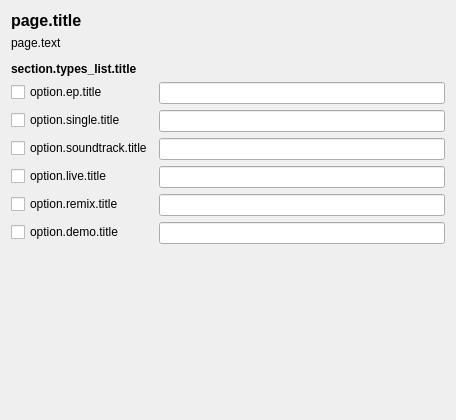
Above: options_release_type_in_title.ui from rdswift/picard-plugin-release-type-in-title before the change. Below: the same form after it.
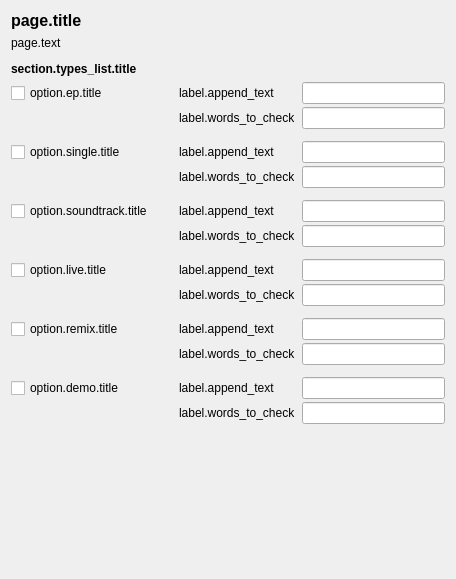
That is the form after the change.

Commit message: Allow user-defined match words

Patch:
```diff
--- a/options_release_type_in_title.ui
+++ b/options_release_type_in_title.ui
@@ -7,7 +7,7 @@
     <x>0</x>
     <y>0</y>
     <width>456</width>
-    <height>420</height>
+    <height>579</height>
    </rect>
   </property>
   <property name="minimumSize">
@@ -90,10 +90,45 @@
     </widget>
    </item>
    <item>
-    <layout class="QFormLayout" name="formLayout">
+    <layout class="QGridLayout" name="gridLayout">
      <property name="topMargin">
       <number>0</number>
      </property>
+     <property name="bottomMargin">
+      <number>0</number>
+     </property>
+     <property name="verticalSpacing">
+      <number>3</number>
+     </property>
+     <item row="4" column="2">
+      <widget class="QLineEdit" name="words_single"/>
+     </item>
+     <item row="3" column="2">
+      <widget class="QLineEdit" name="add_text_single"/>
+     </item>
+     <item row="14" column="2">
+      <widget class="QLineEdit" name="words_remix"/>
+     </item>
+     <item row="3" column="0">
+      <widget class="QCheckBox" name="cb_single">
+       <property name="text">
+        <string>option.single.title</string>
+       </property>
+      </widget>
+     </item>
+     <item row="0" column="1">
+      <widget class="QLabel" name="label_7">
+       <property name="text">
+        <string>label.append_text</string>
+       </property>
+       <property name="indent">
+        <number>20</number>
+       </property>
+      </widget>
+     </item>
+     <item row="0" column="2">
+      <widget class="QLineEdit" name="add_text_ep"/>
+     </item>
      <item row="0" column="0">
       <widget class="QCheckBox" name="cb_ep">
        <property name="text">
@@ -101,58 +136,247 @@
        </property>
       </widget>
      </item>
-     <item row="0" column="1">
-      <widget class="QLineEdit" name="add_text_ep"/>
+     <item row="10" column="1">
+      <widget class="QLabel" name="label_4">
+       <property name="text">
+        <string>label.words_to_check</string>
+       </property>
+       <property name="indent">
+        <number>20</number>
+       </property>
+      </widget>
      </item>
-     <item row="1" column="0">
-      <widget class="QCheckBox" name="cb_single">
+     <item row="14" column="1">
+      <widget class="QLabel" name="label_5">
        <property name="text">
-        <string>option.single.title</string>
+        <string>label.words_to_check</string>
        </property>
+       <property name="indent">
+        <number>20</number>
+       </property>
       </widget>
      </item>
+     <item row="16" column="2">
+      <widget class="QLineEdit" name="add_text_demo"/>
+     </item>
+     <item row="15" column="2">
+      <spacer name="verticalSpacer_7">
+       <property name="orientation">
+        <enum>Qt::Orientation::Vertical</enum>
+       </property>
+       <property name="sizeType">
+        <enum>QSizePolicy::Policy::Fixed</enum>
+       </property>
+       <property name="sizeHint" stdset="0">
+        <size>
+         <width>20</width>
+         <height>9</height>
+        </size>
+       </property>
+      </spacer>
+     </item>
      <item row="1" column="1">
-      <widget class="QLineEdit" name="add_text_single"/>
+      <widget class="QLabel" name="label">
+       <property name="text">
+        <string>label.words_to_check</string>
+       </property>
+       <property name="indent">
+        <number>20</number>
+       </property>
+      </widget>
      </item>
-     <item row="2" column="0">
+     <item row="7" column="1">
+      <widget class="QLabel" name="label_3">
+       <property name="text">
+        <string>label.words_to_check</string>
+       </property>
+       <property name="indent">
+        <number>20</number>
+       </property>
+      </widget>
+     </item>
+     <item row="10" column="2">
+      <widget class="QLineEdit" name="words_live"/>
+     </item>
+     <item row="6" column="2">
+      <widget class="QLineEdit" name="add_text_soundtrack"/>
+     </item>
+     <item row="8" column="2">
+      <spacer name="verticalSpacer_5">
+       <property name="orientation">
+        <enum>Qt::Orientation::Vertical</enum>
+       </property>
+       <property name="sizeType">
+        <enum>QSizePolicy::Policy::Fixed</enum>
+       </property>
+       <property name="sizeHint" stdset="0">
+        <size>
+         <width>20</width>
+         <height>9</height>
+        </size>
+       </property>
+      </spacer>
+     </item>
+     <item row="4" column="1">
+      <widget class="QLabel" name="label_2">
+       <property name="text">
+        <string>label.words_to_check</string>
+       </property>
+       <property name="indent">
+        <number>20</number>
+       </property>
+      </widget>
+     </item>
+     <item row="6" column="0">
       <widget class="QCheckBox" name="cb_soundtrack">
        <property name="text">
         <string>option.soundtrack.title</string>
        </property>
       </widget>
      </item>
-     <item row="2" column="1">
-      <widget class="QLineEdit" name="add_text_soundtrack"/>
+     <item row="12" column="2">
+      <widget class="QLineEdit" name="add_text_remix"/>
      </item>
-     <item row="3" column="0">
-      <widget class="QCheckBox" name="cb_live">
-       <property name="text">
-        <string>option.live.title</string>
+     <item row="2" column="2">
+      <spacer name="verticalSpacer_3">
+       <property name="orientation">
+        <enum>Qt::Orientation::Vertical</enum>
        </property>
-      </widget>
+       <property name="sizeType">
+        <enum>QSizePolicy::Policy::Fixed</enum>
+       </property>
+       <property name="sizeHint" stdset="0">
+        <size>
+         <width>20</width>
+         <height>9</height>
+        </size>
+       </property>
+      </spacer>
      </item>
-     <item row="4" column="0">
-      <widget class="QCheckBox" name="cb_remix">
-       <property name="text">
-        <string>option.remix.title</string>
+     <item row="11" column="2">
+      <spacer name="verticalSpacer_6">
+       <property name="orientation">
+        <enum>Qt::Orientation::Vertical</enum>
        </property>
-      </widget>
+       <property name="sizeType">
+        <enum>QSizePolicy::Policy::Fixed</enum>
+       </property>
+       <property name="sizeHint" stdset="0">
+        <size>
+         <width>20</width>
+         <height>9</height>
+        </size>
+       </property>
+      </spacer>
      </item>
-     <item row="5" column="0">
+     <item row="5" column="2">
+      <spacer name="verticalSpacer_4">
+       <property name="orientation">
+        <enum>Qt::Orientation::Vertical</enum>
+       </property>
+       <property name="sizeType">
+        <enum>QSizePolicy::Policy::Fixed</enum>
+       </property>
+       <property name="sizeHint" stdset="0">
+        <size>
+         <width>1</width>
+         <height>9</height>
+        </size>
+       </property>
+      </spacer>
+     </item>
+     <item row="16" column="0">
       <widget class="QCheckBox" name="cb_demo">
        <property name="text">
         <string>option.demo.title</string>
        </property>
       </widget>
      </item>
-     <item row="3" column="1">
+     <item row="12" column="0">
+      <widget class="QCheckBox" name="cb_remix">
+       <property name="text">
+        <string>option.remix.title</string>
+       </property>
+      </widget>
+     </item>
+     <item row="9" column="0">
+      <widget class="QCheckBox" name="cb_live">
+       <property name="text">
+        <string>option.live.title</string>
+       </property>
+      </widget>
+     </item>
+     <item row="1" column="2">
+      <widget class="QLineEdit" name="words_ep"/>
+     </item>
+     <item row="9" column="2">
       <widget class="QLineEdit" name="add_text_live"/>
      </item>
-     <item row="4" column="1">
-      <widget class="QLineEdit" name="add_text_remix"/>
+     <item row="7" column="2">
+      <widget class="QLineEdit" name="words_soundtrack"/>
      </item>
-     <item row="5" column="1">
-      <widget class="QLineEdit" name="add_text_demo"/>
+     <item row="17" column="2">
+      <widget class="QLineEdit" name="words_demo"/>
+     </item>
+     <item row="17" column="1">
+      <widget class="QLabel" name="label_6">
+       <property name="text">
+        <string>label.words_to_check</string>
+       </property>
+       <property name="indent">
+        <number>20</number>
+       </property>
+      </widget>
+     </item>
+     <item row="3" column="1">
+      <widget class="QLabel" name="label_8">
+       <property name="text">
+        <string>label.append_text</string>
+       </property>
+       <property name="indent">
+        <number>20</number>
+       </property>
+      </widget>
+     </item>
+     <item row="6" column="1">
+      <widget class="QLabel" name="label_9">
+       <property name="text">
+        <string>label.append_text</string>
+       </property>
+       <property name="indent">
+        <number>20</number>
+       </property>
+      </widget>
+     </item>
+     <item row="9" column="1">
+      <widget class="QLabel" name="label_10">
+       <property name="text">
+        <string>label.append_text</string>
+       </property>
+       <property name="indent">
+        <number>20</number>
+       </property>
+      </widget>
+     </item>
+     <item row="12" column="1">
+      <widget class="QLabel" name="label_11">
+       <property name="text">
+        <string>label.append_text</string>
+       </property>
+       <property name="indent">
+        <number>20</number>
+       </property>
+      </widget>
+     </item>
+     <item row="16" column="1">
+      <widget class="QLabel" name="label_12">
+       <property name="text">
+        <string>label.append_text</string>
+       </property>
+       <property name="indent">
+        <number>20</number>
+       </property>
+      </widget>
      </item>
     </layout>
    </item>
```
Left out of the diff: 6 changed lines with no effect on the pictures. The commit also changes 4 other files.
